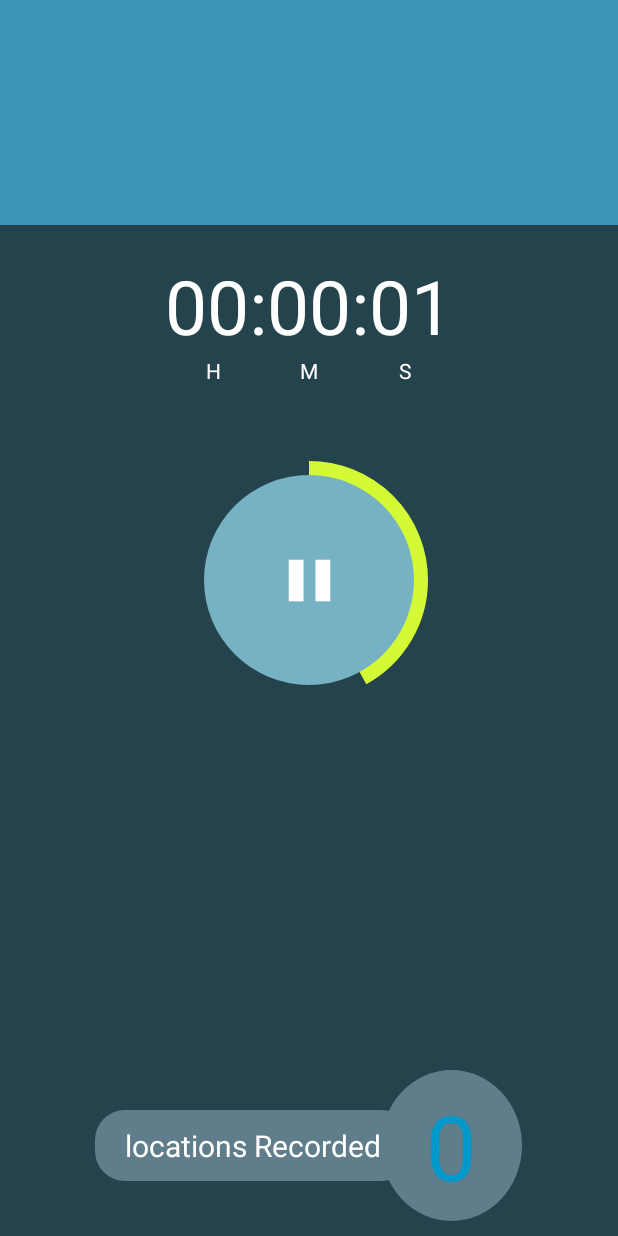
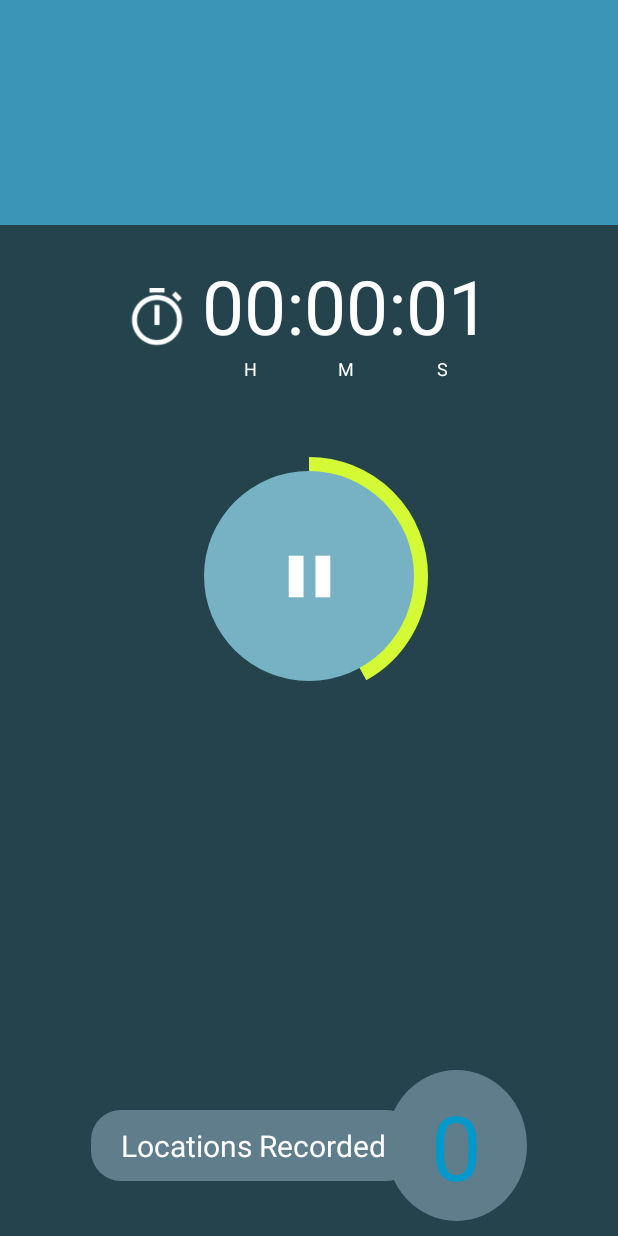
Before and after one commit to andela-cndubisi/checkpoint4, an Android app: the screen it shows after launch (TrackingActivity), after a tap on an icon or button, on a phone screen of 412 x 824 dp. Run offline under Robolectric (Android 15) with nearby library versions, the phone set to English and light mode, and no system bars; 4 statements that could not run were skipped.

Commit message:
Change GridLayout to LinearLayout

```diff
--- a/app/src/main/res/layout-land/tracking_fragment.xml
+++ b/app/src/main/res/layout-land/tracking_fragment.xml
@@ -13,39 +13,46 @@
         android:layout_marginRight="5dp"
         android:layout_marginLeft="5dp"
         android:id="@+id/detailsLayout"
-        android:gravity="bottom"
+        android:gravity="bottom|center"
         android:layout_alignParentBottom="true"
         android:orientation="horizontal">
-        <GridLayout
-            xmlns:android="http://schemas.android.com/apk/res/android"
+    <LinearLayout
+        xmlns:android="http://schemas.android.com/apk/res/android"
+        android:layout_width="wrap_content"
+        android:layout_height="wrap_content"
+        android:layout_gravity="bottom"
+        android:orientation="horizontal"
+        android:layout_marginBottom="10dp"
+        android:id="@+id/timer">
+
+        <ImageView
+            android:layout_width="50dp"
+            android:layout_height="50dp"
+            android:id="@+id/imageView"
+            android:layout_gravity="center"
+            android:paddingRight="10dp"
+            android:src="@drawable/time" />
+        <LinearLayout
             android:layout_width="wrap_content"
-            android:layout_gravity="center"
             android:layout_height="wrap_content"
-            android:columnCount="3"
-            android:rowCount="2">
+            android:orientation="vertical">
             <TextView
                 android:layout_width="wrap_content"
                 android:layout_height="wrap_content"
                 android:text="@string/time"
-                android:textSize="50sp"
+                android:textSize="40sp"
                 android:textColor="@android:color/white"
-                android:id="@+id/duration"
-                android:layout_row="0"
-                android:layout_column="0"
-                android:layout_columnSpan="3" />
+                android:id="@+id/duration" />
             <LinearLayout
                 android:layout_width="match_parent"
                 android:orientation="horizontal"
-                android:layout_row="1"
-                android:layout_column="0"
-                android:layout_columnSpan="3"
-                android:layout_height="wrap_content"
-                android:layout_gravity="fill_horizontal">
+                android:layout_height="wrap_content">
                 <TextView
                     android:layout_width="0dp"
                     android:layout_height="wrap_content"
                     android:layout_weight="1"
                     android:textColor="@android:color/white"
+                    android:textSize="12sp"
                     android:text="@string/H"
                     android:gravity="center" />
                 <TextView
@@ -53,11 +60,13 @@
                     android:layout_height="wrap_content"
                     android:textColor="@android:color/white"
                     android:text="@string/M"
+                    android:textSize="12sp"
                     android:gravity="center"
                     android:layout_weight="1"
                     android:layout_gravity="center_horizontal" />
                 <TextView
                     android:layout_width="0dp"
+                    android:textSize="12sp"
                     android:layout_height="wrap_content"
                     android:textColor="@android:color/white"
                     android:text="@string/S"
@@ -65,8 +74,8 @@
                     android:layout_weight="1"
                     android:layout_gravity="center_horizontal" />
             </LinearLayout>
-
-        </GridLayout>
+        </LinearLayout>
+</LinearLayout>
 
         <include
             android:layout_width="wrap_content"
@@ -119,7 +128,7 @@
             android:textColor="@android:color/white"
             android:background="@drawable/label_background_color"
             android:id="@+id/location_count_label"
-            android:textSize="20sp"
+            android:textSize="15sp"
             android:paddingTop="10dp"
             android:paddingBottom="10dp"
             android:paddingLeft="20dp"
@@ -136,7 +145,7 @@
             android:paddingBottom="10dp"
             android:paddingRight="30dp"
             android:background="@drawable/circular_label_background_color"
-            android:textSize="60sp"
+            android:textSize="50sp"
             android:layout_marginLeft="-20dp"
             android:text="@string/zero"
             android:textColor="@android:color/holo_blue_dark"
--- a/app/src/main/res/layout/interval_setting_fragment.xml
+++ b/app/src/main/res/layout/interval_setting_fragment.xml
@@ -28,7 +28,6 @@
             android:background="@drawable/circular_view"
             seekarc:arcColor="@android:color/holo_blue_dark"
             seekarc:clockwise="true"
-            seekarc:max="60"
             seekarc:progressColor="@android:color/white"
             seekarc:progressWidth="4dp"
             seekarc:arcWidth="2dp"
--- a/app/src/main/res/layout/start_fragment.xml
+++ b/app/src/main/res/layout/start_fragment.xml
@@ -12,6 +12,7 @@
         android:layout_marginTop="30dp"
         android:layout_marginBottom="10dp"
         android:textSize="30sp"
+        android:id="@+id/description"
         android:textColor="@color/interval_descriptor_color"
         android:text="@string/button_description"/>
     <Button
--- a/app/src/main/res/layout/tracking_fragment.xml
+++ b/app/src/main/res/layout/tracking_fragment.xml
@@ -9,35 +9,47 @@
     <include
         android:id="@+id/toolbar"
         layout="@layout/toolbar" />
-    <GridLayout
+    <LinearLayout
         xmlns:android="http://schemas.android.com/apk/res/android"
         android:layout_below="@+id/toolbar"
         android:layout_width="wrap_content"
         android:layout_height="wrap_content"
+        android:orientation="horizontal"
         android:layout_centerHorizontal="true"
         android:layout_marginTop="20dp"
         android:id="@+id/timer"
         android:layout_marginBottom="40dp"
-        android:columnCount="3"
+        android:columnCount="4"
         android:rowCount="2">
+
+        <ImageView
+            android:layout_width="50dp"
+            android:layout_height="50dp"
+            android:id="@+id/imageView"
+            android:layout_gravity="center"
+            android:paddingRight="10dp"
+            android:src="@drawable/time" />
+    <LinearLayout
+    android:layout_width="wrap_content"
+    android:layout_height="wrap_content"
+    android:orientation="vertical">
     <TextView
     android:layout_width="wrap_content"
     android:layout_height="wrap_content"
     android:text="@string/time"
     android:textSize="50sp"
     android:textColor="@android:color/white"
-            android:id="@+id/duration"
-            android:layout_row="0"
-            android:layout_column="0"
-            android:layout_columnSpan="3" />
+    android:id="@+id/duration" />
     <LinearLayout
         android:layout_width="match_parent"
-            android:orientation="horizontal">
+        android:orientation="horizontal"
+        android:layout_height="wrap_content">
         <TextView
             android:layout_width="0dp"
             android:layout_height="wrap_content"
             android:layout_weight="1"
             android:textColor="@android:color/white"
+            android:textSize="12sp"
             android:text="@string/H"
             android:gravity="center" />
         <TextView
@@ -45,11 +57,13 @@
             android:layout_height="wrap_content"
             android:textColor="@android:color/white"
             android:text="@string/M"
+            android:textSize="12sp"
             android:gravity="center"
             android:layout_weight="1"
             android:layout_gravity="center_horizontal" />
         <TextView
             android:layout_width="0dp"
+            android:textSize="12sp"
             android:layout_height="wrap_content"
             android:textColor="@android:color/white"
             android:text="@string/S"
@@ -57,8 +71,9 @@
             android:layout_weight="1"
             android:layout_gravity="center_horizontal" />
     </LinearLayout>
+</LinearLayout>
 
-    </GridLayout>
+    </LinearLayout>
 
     <FrameLayout
         android:layout_width="wrap_content"
--- a/app/src/main/res/values/strings.xml
+++ b/app/src/main/res/values/strings.xml
@@ -8,7 +8,7 @@
 <!-- TODO: Remove or change this placeholder text -->
     <string name="hello_blank_fragment">Hello blank fragment</string>
     <string name="time">00:00:00</string>
-    <string name="locations_recorded">locations Recorded</string>
+    <string name="locations_recorded">Locations Recorded</string>
     <string name="zero">0</string>
     <string name="time_hand">H : M : S</string>
     <string name="M">M</string>
```
Also changed, not shown: 1 other file. Lines whose indentation alone changed are shown as unchanged.
